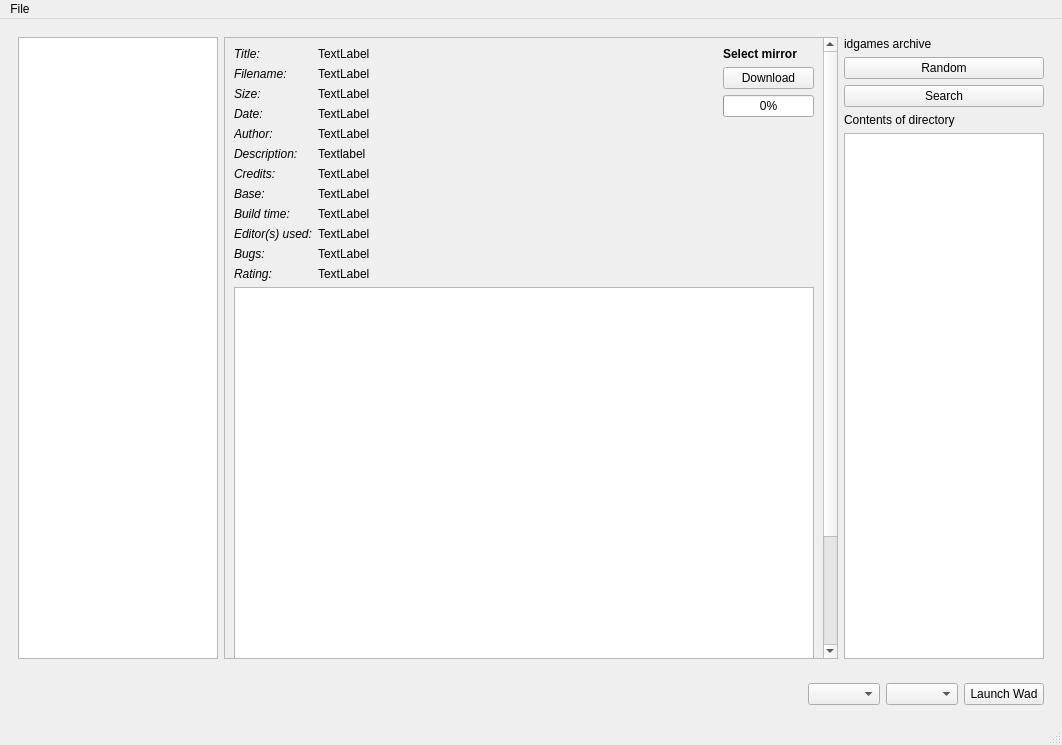
First picture: the form in src/main/resources/base/template/wadlauncher.ui, repository karlpet/WadLauncher, before the edit.
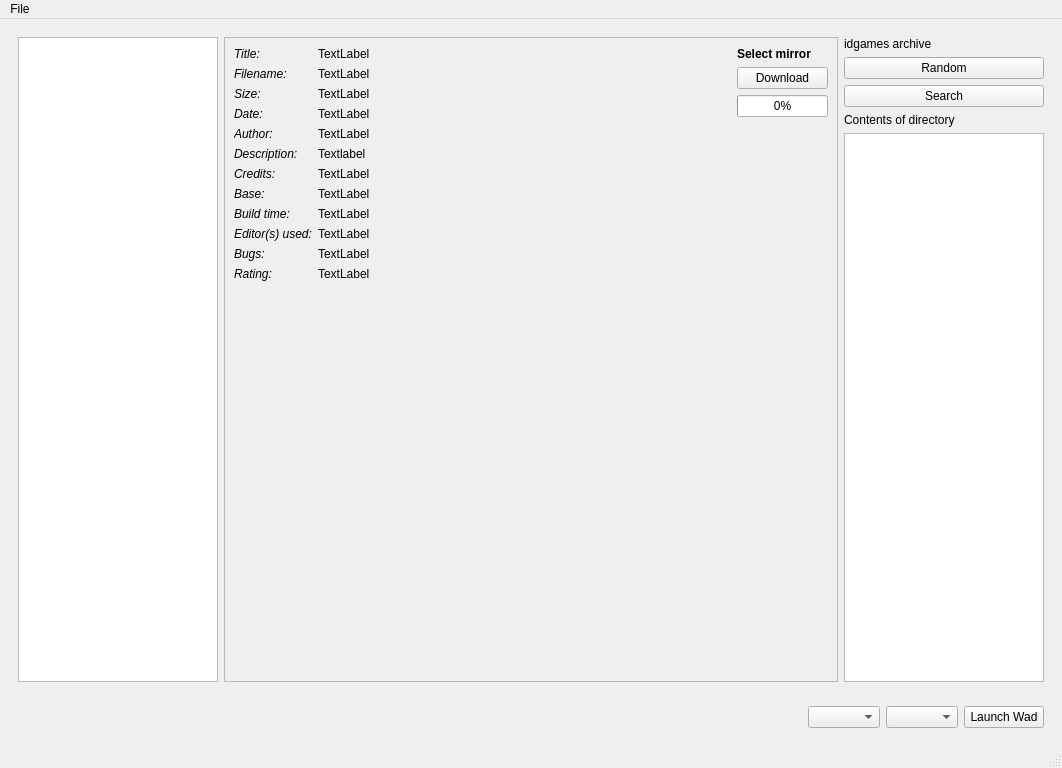
Second picture: the form after the edit.

Commit message: Change waddir from listview to filesystem treeview.

```diff
--- a/src/main/resources/base/template/wadlauncher.ui
+++ b/src/main/resources/base/template/wadlauncher.ui
@@ -7,7 +7,7 @@
     <x>0</x>
     <y>0</y>
     <width>1062</width>
-    <height>745</height>
+    <height>768</height>
    </rect>
   </property>
   <property name="windowTitle">
@@ -136,8 +136,8 @@
               <rect>
                <x>0</x>
                <y>0</y>
-               <width>596</width>
-               <height>755</height>
+               <width>612</width>
+               <height>632</height>
               </rect>
              </property>
              <layout class="QGridLayout" name="gridLayout_2">
@@ -687,35 +687,19 @@
                 </item>
                </layout>
               </item>
-              <item row="3" column="0" colspan="2">
+              <item row="2" column="0" colspan="2">
                <spacer name="verticalSpacer_2">
                 <property name="orientation">
                  <enum>Qt::Vertical</enum>
                 </property>
-                <property name="sizeType">
-                 <enum>QSizePolicy::Minimum</enum>
-                </property>
                 <property name="sizeHint" stdset="0">
                  <size>
                   <width>20</width>
-                  <height>0</height>
+                  <height>40</height>
                  </size>
                 </property>
                </spacer>
               </item>
-              <item row="2" column="0" colspan="2">
-               <widget class="QPlainTextEdit" name="idgames_detail_textfile">
-                <property name="minimumSize">
-                 <size>
-                  <width>0</width>
-                  <height>500</height>
-                 </size>
-                </property>
-                <property name="readOnly">
-                 <bool>true</bool>
-                </property>
-               </widget>
-              </item>
              </layout>
             </widget>
            </widget>
@@ -818,7 +802,7 @@
           </widget>
          </item>
          <item>
-          <widget class="QListView" name="sidebar_dirlist">
+          <widget class="QTreeView" name="sidebar_waddir">
            <property name="sizePolicy">
             <sizepolicy hsizetype="Fixed" vsizetype="Expanding">
              <horstretch>0</horstretch>
@@ -831,6 +815,9 @@
              <height>16777215</height>
             </size>
            </property>
+           <property name="headerHidden">
+            <bool>true</bool>
+           </property>
           </widget>
          </item>
         </layout>
```
Left out of the diff: 2 changed lines with no effect on the pictures. The commit also changes 3 other files.
